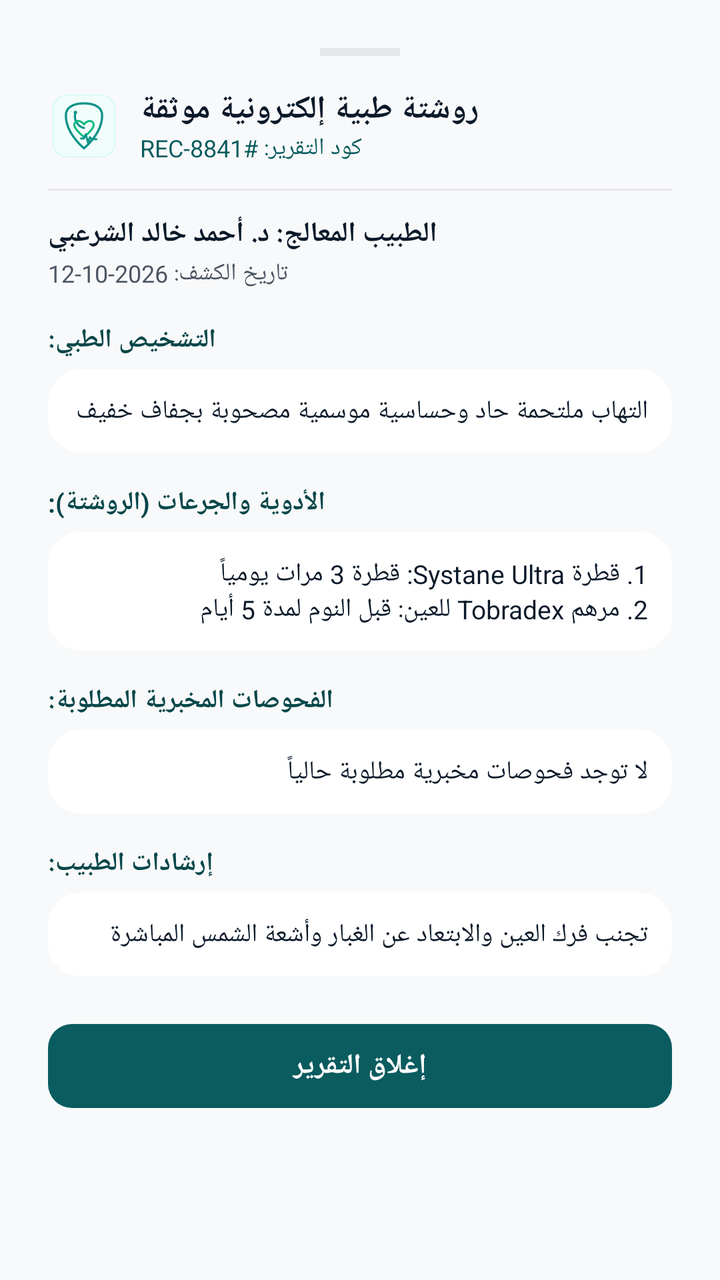
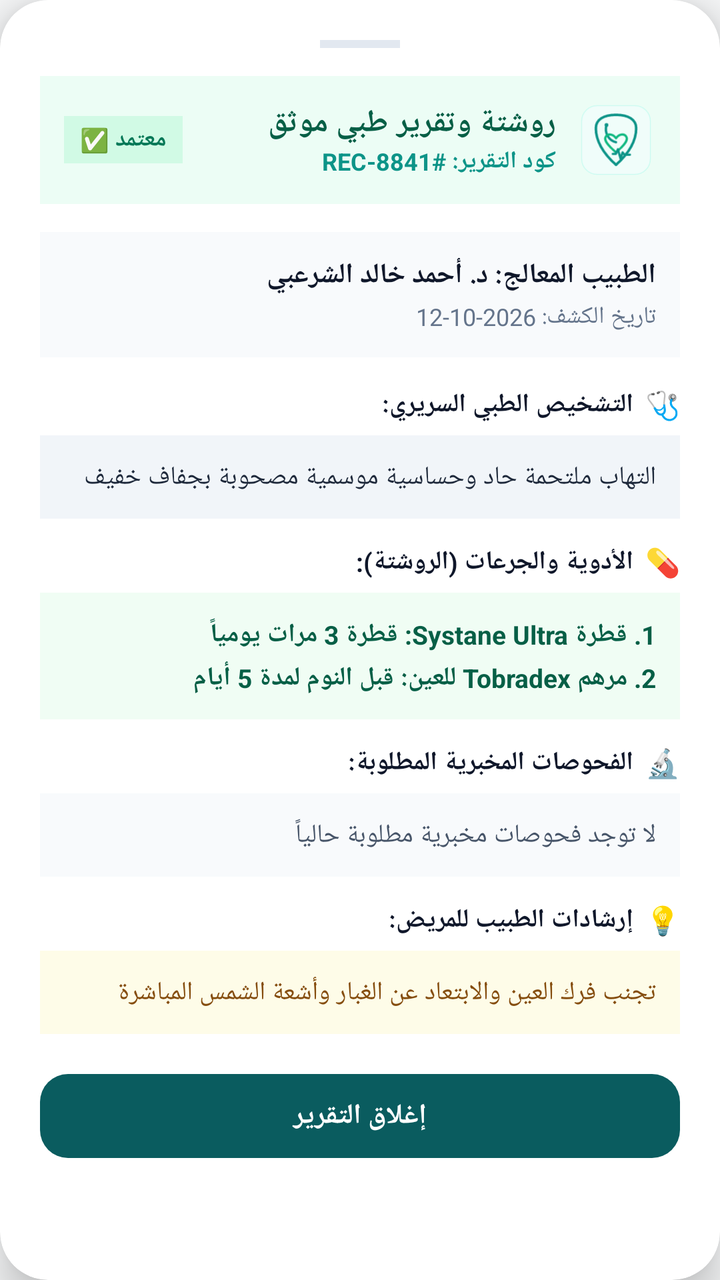

Two renders of the same Android screen: before a commit and after it. Below are the layout's source before the change and the commit's diff.
<!-- AndroidManifest.xml: application theme Theme.MedicalClinic -->
<!-- res/layout/dialog_record_details.xml -->
<?xml version="1.0" encoding="utf-8"?>
<ScrollView
    xmlns:android="http://schemas.android.com/apk/res/android"
    xmlns:app="http://schemas.android.com/apk/res-auto"
    android:layout_width="match_parent"
    android:layout_height="wrap_content"
    android:background="@drawable/bg_bottom_sheet_dialog"
    android:backgroundTint="@color/surface_dark">

    <LinearLayout
        android:layout_width="match_parent"
        android:layout_height="wrap_content"
        android:orientation="vertical"
        android:padding="24dp">

        <View
            android:layout_width="40dp"
            android:layout_height="4dp"
            android:background="@color/divider"
            android:layout_gravity="center_horizontal"
            android:layout_marginBottom="16dp" />

        <LinearLayout
            android:layout_width="match_parent"
            android:layout_height="wrap_content"
            android:orientation="horizontal"
            android:gravity="center_vertical">

            <ImageView
                android:layout_width="36dp"
                android:layout_height="36dp"
                android:src="@drawable/ic_tabeebak_logo"
                android:contentDescription="Logo" />

            <LinearLayout
                android:layout_width="0dp"
                android:layout_height="wrap_content"
                android:layout_weight="1"
                android:orientation="vertical"
                android:layout_marginStart="10dp">

                <TextView
                    android:layout_width="wrap_content"
                    android:layout_height="wrap_content"
                    android:text="روشتة طبية إلكترونية موثقة"
                    android:textColor="@color/on_surface_dark"
                    android:textSize="16sp"
                    android:textStyle="bold" />

                <TextView
                    android:id="@+id/tvModalRecordCode"
                    android:layout_width="wrap_content"
                    android:layout_height="wrap_content"
                    android:text="كود التقرير: #REC-8841"
                    android:textColor="@color/brand_primary"
                    android:textSize="12sp" />
            </LinearLayout>
        </LinearLayout>

        <View
            android:layout_width="match_parent"
            android:layout_height="1dp"
            android:background="@color/divider"
            android:layout_marginTop="12dp"
            android:layout_marginBottom="12dp" />

        
        <TextView
            android:id="@+id/tvModalRecordDoctor"
            android:layout_width="wrap_content"
            android:layout_height="wrap_content"
            android:text="الطبيب المعالج: د. أحمد خالد الشرعبي"
            android:textColor="@color/on_surface_dark"
            android:textSize="14sp"
            android:textStyle="bold" />

        <TextView
            android:id="@+id/tvModalRecordDate"
            android:layout_width="wrap_content"
            android:layout_height="wrap_content"
            android:text="تاريخ الكشف: 2026-10-12"
            android:textColor="@color/on_surface_dark_secondary"
            android:textSize="12sp"
            android:layout_marginTop="2dp" />

        
        <TextView
            android:layout_width="wrap_content"
            android:layout_height="wrap_content"
            android:text="التشخيص الطبي:"
            android:textColor="@color/brand_primary_dark"
            android:textSize="13sp"
            android:textStyle="bold"
            android:layout_marginTop="16dp" />

        <TextView
            android:id="@+id/tvModalDiagnosis"
            android:layout_width="match_parent"
            android:layout_height="wrap_content"
            android:background="@drawable/bg_input_field"
            android:backgroundTint="@color/surface_dark_elevated"
            android:padding="12dp"
            android:text="التهاب ملتحمة حاد وحساسية موسمية مصحوبة بجفاف خفيف"
            android:textColor="@color/on_surface_dark"
            android:textSize="13sp"
            android:layout_marginTop="6dp" />

        
        <TextView
            android:layout_width="wrap_content"
            android:layout_height="wrap_content"
            android:text="الأدوية والجرعات (الروشتة):"
            android:textColor="@color/brand_primary_dark"
            android:textSize="13sp"
            android:textStyle="bold"
            android:layout_marginTop="16dp" />

        <TextView
            android:id="@+id/tvModalPrescription"
            android:layout_width="match_parent"
            android:layout_height="wrap_content"
            android:background="@drawable/bg_input_field"
            android:backgroundTint="@color/surface_dark_elevated"
            android:padding="12dp"
            android:text="1. قطرة Systane Ultra: قطرة 3 مرات يومياً\n2. مرهم Tobradex للعين: قبل النوم لمدة 5 أيام"
            android:textColor="@color/on_surface_dark"
            android:textSize="13sp"
            android:layout_marginTop="6dp" />

        
        <TextView
            android:layout_width="wrap_content"
            android:layout_height="wrap_content"
            android:text="الفحوصات المخبرية المطلوبة:"
            android:textColor="@color/brand_primary_dark"
            android:textSize="13sp"
            android:textStyle="bold"
            android:layout_marginTop="16dp" />

        <TextView
            android:id="@+id/tvModalLabTests"
            android:layout_width="match_parent"
            android:layout_height="wrap_content"
            android:background="@drawable/bg_input_field"
            android:backgroundTint="@color/surface_dark_elevated"
            android:padding="12dp"
            android:text="لا توجد فحوصات مخبرية مطلوبة حالياً"
            android:textColor="@color/on_surface_dark"
            android:textSize="13sp"
            android:layout_marginTop="6dp" />

        
        <TextView
            android:layout_width="wrap_content"
            android:layout_height="wrap_content"
            android:text="إرشادات الطبيب:"
            android:textColor="@color/brand_primary_dark"
            android:textSize="13sp"
            android:textStyle="bold"
            android:layout_marginTop="16dp" />

        <TextView
            android:id="@+id/tvModalNotes"
            android:layout_width="match_parent"
            android:layout_height="wrap_content"
            android:background="@drawable/bg_input_field"
            android:backgroundTint="@color/surface_dark_elevated"
            android:padding="12dp"
            android:text="تجنب فرك العين والابتعاد عن الغبار وأشعة الشمس المباشرة"
            android:textColor="@color/on_surface_dark"
            android:textSize="13sp"
            android:layout_marginTop="6dp" />

        <com.google.android.material.button.MaterialButton
            android:id="@+id/btnModalClose"
            android:layout_width="match_parent"
            android:layout_height="50dp"
            android:text="إغلاق التقرير"
            android:textColor="@color/white"
            android:textSize="14sp"
            android:textStyle="bold"
            app:cornerRadius="12dp"
            app:backgroundTint="@color/brand_primary"
            android:layout_marginTop="20dp" />

    </LinearLayout>
</ScrollView>
<!-- resources referenced by this layout -->
<resources>
  <color name="brand_primary">#0A5C5F</color>
  <color name="brand_primary_dark">#084749</color>
  <color name="divider">#E5E7EB</color>
  <color name="on_surface_dark">#0A1929</color>
  <color name="on_surface_dark_secondary">#4B5563</color>
  <color name="surface_dark">#F8F9FA</color>
  <color name="surface_dark_elevated">#FFFFFF</color>
  <color name="white">#FFFFFF</color>
  <!-- drawable bg_bottom_sheet_dialog (drawable) -->
  <?xml version="1.0" encoding="utf-8"?>
  <shape xmlns:android="http://schemas.android.com/apk/res/android"
      android:shape="rectangle">
      <corners
          android:topLeftRadius="24dp"
          android:topRightRadius="24dp"
          android:bottomLeftRadius="24dp"
          android:bottomRightRadius="24dp" />
      <solid android:color="@color/surface_dark" />
  </shape>
  <!-- drawable bg_input_field (drawable) -->
  <?xml version="1.0" encoding="utf-8"?>
  <shape xmlns:android="http://schemas.android.com/apk/res/android"
      android:shape="rectangle">
      <solid android:color="@color/surface_dark_elevated" />
      <corners android:radius="16dp" />
      <stroke
          android:width="1dp"
          android:color="@color/border_field" />
  </shape>
  <!-- drawable ic_tabeebak_logo (drawable) -->
  <vector xmlns:android="http://schemas.android.com/apk/res/android"
      android:width="108dp"
      android:height="108dp"
      android:viewportWidth="512"
      android:viewportHeight="512">
  
      
      <path
          android:fillColor="#F0FDFA"
          android:strokeColor="#CCFBF1"
          android:strokeWidth="6"
          android:pathData="M136,36 L376,36 A100,100 0 0,1 476,136 L476,376 A100,100 0 0,1 376,476 L136,476 A100,100 0 0,1 36,376 L36,136 A100,100 0 0,1 136,36 Z" />
  
      
      <path
          android:strokeWidth="16"
          android:strokeColor="#0D9488"
          android:strokeLineCap="round"
          android:strokeLineJoin="round"
          android:pathData="M256,95 C335,95 385,125 385,180 C385,295 295,380 256,415 C217,380 127,295 127,180 C127,125 177,95 256,95 Z" />
  
      
      <path
          android:strokeWidth="15"
          android:strokeColor="#0D9488"
          android:strokeLineCap="round"
          android:pathData="M195,160 C180,210 210,260 256,270" />
  
      
      <path
          android:fillColor="#0D9488"
          android:pathData="M195,160m-12,0a12,12 0,1 1,24 0a12,12 0,1 1,-24 0" />
  
      
      <path
          android:strokeWidth="14"
          android:strokeColor="#10B981"
          android:strokeLineJoin="round"
          android:pathData="M256,245 C240,220 205,210 190,235 C175,260 210,295 256,335 C302,295 337,260 322,235 C307,210 272,220 256,245 Z" />
  
      
      <path
          android:strokeWidth="14"
          android:strokeColor="#0D9488"
          android:strokeLineCap="round"
          android:strokeLineJoin="round"
          android:pathData="M235,345 L255,345 L268,315 L285,375 L298,335 L310,350 L345,350" />
  </vector>
  <color name="border_field">#E5E7EB</color>
  <color name="brand_primary_soft">#E6F4F1</color>
  <color name="brand_secondary">#10B981</color>
  <color name="brand_secondary_soft">#ECFDF5</color>
  <color name="brand_secondary_dark">#059669</color>
  <color name="brand_danger">#EF4444</color>
  <color name="surface_deep">#F1F5F9</color>
  <style name="Animation.MedicalClinic.Activity" parent="@android:style/Animation.Activity">
          <item name="android:activityOpenEnterAnimation">@anim/activity_enter</item>
          <item name="android:activityOpenExitAnimation">@anim/activity_exit</item>
          <item name="android:activityCloseEnterAnimation">@anim/activity_pop_enter</item>
          <item name="android:activityCloseExitAnimation">@anim/activity_pop_exit</item>
      </style>
  <!-- unchanged entries left out for length: 1 -->
</resources>

<!-- the commit's change to res/layout/dialog_record_details.xml (unified diff, before → after) -->
@@ -1,187 +1,271 @@
 <?xml version="1.0" encoding="utf-8"?>
-<ScrollView
+<androidx.cardview.widget.CardView
     xmlns:android="http://schemas.android.com/apk/res/android"
     xmlns:app="http://schemas.android.com/apk/res-auto"
     android:layout_width="match_parent"
     android:layout_height="wrap_content"
-    android:background="@drawable/bg_bottom_sheet_dialog"
-    android:backgroundTint="@color/surface_dark">
-
-    <LinearLayout
+    app:cardCornerRadius="24dp"
+    app:cardElevation="12dp"
+    app:cardBackgroundColor="@color/white">
+
+    <ScrollView
         android:layout_width="match_parent"
         android:layout_height="wrap_content"
-        android:orientation="vertical"
-        android:padding="24dp">
-
-        <View
-            android:layout_width="40dp"
-            android:layout_height="4dp"
-            android:background="@color/divider"
-            android:layout_gravity="center_horizontal"
-            android:layout_marginBottom="16dp" />
+        android:maxHeight="580dp"
+        android:fillViewport="true">
 
         <LinearLayout
             android:layout_width="match_parent"
             android:layout_height="wrap_content"
-            android:orientation="horizontal"
-            android:gravity="center_vertical">
-
-            <ImageView
-                android:layout_width="36dp"
-                android:layout_height="36dp"
-                android:src="@drawable/ic_tabeebak_logo"
-                android:contentDescription="Logo" />
-
-            <LinearLayout
-                android:layout_width="0dp"
-                android:layout_height="wrap_content"
-                android:layout_weight="1"
+            android:orientation="vertical"
+            android:padding="20dp"
+            android:layoutDirection="rtl">
+
+            
+            <View
+                android:layout_width="40dp"
+                android:layout_height="4dp"
+                android:background="#E2E8F0"
+                android:layout_gravity="center_horizontal"
+                android:layout_marginBottom="14dp" />
+
+            
+            <LinearLayout
+                android:layout_width="match_parent"
+                android:layout_height="wrap_content"
+                android:orientation="horizontal"
+                android:gravity="center_vertical"
+                android:background="#ECFDF5"
+                android:padding="12dp"
+                android:layout_marginBottom="14dp">
+
+                <ImageView
+                    android:layout_width="40dp"
+                    android:layout_height="40dp"
+                    android:src="@drawable/ic_tabeebak_logo"
+                    android:contentDescription="Logo" />
+
+                <LinearLayout
+                    android:layout_width="0dp"
+                    android:layout_height="wrap_content"
+                    android:layout_weight="1"
+                    android:orientation="vertical"
+                    android:layout_marginStart="10dp">
+
+                    <TextView
+                        android:layout_width="wrap_content"
+                        android:layout_height="wrap_content"
+                        android:text="روشتة وتقرير طبي موثق"
+                        android:textColor="#065F46"
+                        android:textSize="15.5sp"
+                        android:textStyle="bold" />
+
+                    <TextView
+                        android:id="@+id/tvModalRecordCode"
+                        android:layout_width="wrap_content"
+                        android:layout_height="wrap_content"
+                        android:text="كود التقرير: #REC-8841"
+                        android:textColor="#0D9488"
+                        android:textSize="12sp"
+                        android:textStyle="bold" />
+                </LinearLayout>
+
+                <TextView
+                    android:layout_width="wrap_content"
+                    android:layout_height="wrap_content"
+                    android:text="معتمد ✅"
+                    android:textColor="#047857"
+                    android:textSize="11.5sp"
+                    android:textStyle="bold"
+                    android:background="#D1FAE5"
+                    android:paddingHorizontal="8dp"
+                    android:paddingVertical="4dp" />
+            </LinearLayout>
+
+            
+            <LinearLayout
+                android:layout_width="match_parent"
+                android:layout_height="wrap_content"
                 android:orientation="vertical"
-                android:layout_marginStart="10dp">
-
-                <TextView
-                    android:layout_width="wrap_content"
-                    android:layout_height="wrap_content"
-                    android:text="روشتة طبية إلكترونية موثقة"
-                    android:textColor="@color/on_surface_dark"
-                    android:textSize="16sp"
-                    android:textStyle="bold" />
-
-                <TextView
-                    android:id="@+id/tvModalRecordCode"
-                    android:layout_width="wrap_content"
-                    android:layout_height="wrap_content"
-                    android:text="كود التقرير: #REC-8841"
-                    android:textColor="@color/brand_primary"
-                    android:textSize="12sp" />
-            </LinearLayout>
+                android:background="#F8FAFC"
+                android:padding="12dp"
+                android:layout_marginBottom="14dp">
+
+                <TextView
+                    android:id="@+id/tvModalRecordDoctor"
+                    android:layout_width="wrap_content"
+                    android:layout_height="wrap_content"
+                    android:text="الطبيب المعالج: د. أحمد خالد الشرعبي"
+                    android:textColor="#0F172A"
+                    android:textSize="14sp"
+                    android:textStyle="bold" />
+
+                <TextView
+                    android:id="@+id/tvModalRecordDate"
+                    android:layout_width="wrap_content"
+                    android:layout_height="wrap_content"
+                    android:text="تاريخ الكشف: 2026-10-12"
+                    android:textColor="#64748B"
+                    android:textSize="12sp"
+                    android:layout_marginTop="3dp" />
+            </LinearLayout>
+
+            
+            <LinearLayout
+                android:layout_width="match_parent"
+                android:layout_height="wrap_content"
+                android:orientation="horizontal"
+                android:gravity="center_vertical"
+                android:layout_marginBottom="6dp">
+
+                <TextView
+                    android:layout_width="wrap_content"
+                    android:layout_height="wrap_content"
+                    android:text="🩺"
+                    android:textSize="14sp"
+                    android:layout_marginEnd="6dp" />
+
+                <TextView
+                    android:layout_width="wrap_content"
+                    android:layout_height="wrap_content"
+                    android:text="التشخيص الطبي السريري:"
+                    android:textColor="#0F172A"
+                    android:textSize="13sp"
+                    android:textStyle="bold" />
+            </LinearLayout>
+
+            <TextView
+                android:id="@+id/tvModalDiagnosis"
+                android:layout_width="match_parent"
+                android:layout_height="wrap_content"
+                android:background="#F1F5F9"
+                android:padding="12dp"
+                android:text="التهاب ملتحمة حاد وحساسية موسمية مصحوبة بجفاف خفيف"
+                android:textColor="#1E293B"
+                android:textSize="13sp"
+                android:lineSpacingExtra="3dp"
+                android:layout_marginBottom="12dp" />
+
+            
+            <LinearLayout
+                android:layout_width="match_parent"
+                android:layout_height="wrap_content"
+                android:orientation="horizontal"
+                android:gravity="center_vertical"
+                android:layout_marginBottom="6dp">
+
+                <TextView
+                    android:layout_width="wrap_content"
+                    android:layout_height="wrap_content"
+                    android:text="💊"
+                    android:textSize="14sp"
+                    android:layout_marginEnd="6dp" />
+
+                <TextView
+                    android:layout_width="wrap_content"
+                    android:layout_height="wrap_content"
+                    android:text="الأدوية والجرعات (الروشتة):"
+                    android:textColor="#0F172A"
+                    android:textSize="13sp"
+                    android:textStyle="bold" />
+            </LinearLayout>
+
+            <TextView
+                android:id="@+id/tvModalPrescription"
+                android:layout_width="match_parent"
+                android:layout_height="wrap_content"
+                android:background="#F0FDF4"
+                android:padding="12dp"
+                android:text="1. قطرة Systane Ultra: قطرة 3 مرات يومياً\n2. مرهم Tobradex للعين: قبل النوم لمدة 5 أيام"
+                android:textColor="#065F46"
+                android:textSize="13sp"
+                android:textStyle="bold"
+                android:lineSpacingExtra="4dp"
+                android:layout_marginBottom="12dp" />
+
+            
+            <LinearLayout
+                android:layout_width="match_parent"
+                android:layout_height="wrap_content"
+                android:orientation="horizontal"
+                android:gravity="center_vertical"
+                android:layout_marginBottom="6dp">
+
+                <TextView
+                    android:layout_width="wrap_content"
+                    android:layout_height="wrap_content"
+                    android:text="🔬"
+                    android:textSize="14sp"
+                    android:layout_marginEnd="6dp" />
+
+                <TextView
+                    android:layout_width="wrap_content"
+                    android:layout_height="wrap_content"
+                    android:text="الفحوصات المخبرية المطلوبة:"
+                    android:textColor="#0F172A"
+                    android:textSize="13sp"
+                    android:textStyle="bold" />
+            </LinearLayout>
+
+            <TextView
+                android:id="@+id/tvModalLabTests"
+                android:layout_width="match_parent"
+                android:layout_height="wrap_content"
+                android:background="#F8FAFC"
+                android:padding="12dp"
+                android:text="لا توجد فحوصات مخبرية مطلوبة حالياً"
+                android:textColor="#475569"
+                android:textSize="13sp"
+                android:lineSpacingExtra="3dp"
+                android:layout_marginBottom="12dp" />
+
+            
+            <LinearLayout
+                android:layout_width="match_parent"
+                android:layout_height="wrap_content"
+                android:orientation="horizontal"
+                android:gravity="center_vertical"
+                android:layout_marginBottom="6dp">
+
+                <TextView
+                    android:layout_width="wrap_content"
+                    android:layout_height="wrap_content"
+                    android:text="💡"
+                    android:textSize="14sp"
+                    android:layout_marginEnd="6dp" />
+
+                <TextView
+                    android:layout_width="wrap_content"
+                    android:layout_height="wrap_content"
+                    android:text="إرشادات الطبيب للمريض:"
+                    android:textColor="#0F172A"
+                    android:textSize="13sp"
+                    android:textStyle="bold" />
+            </LinearLayout>
+
+            <TextView
+                android:id="@+id/tvModalNotes"
+                android:layout_width="match_parent"
+                android:layout_height="wrap_content"
+                android:background="#FEFCE8"
+                android:padding="12dp"
+                android:text="تجنب فرك العين والابتعاد عن الغبار وأشعة الشمس المباشرة"
+                android:textColor="#854D0E"
+                android:textSize="13sp"
+                android:lineSpacingExtra="3dp"
+                android:layout_marginBottom="16dp" />
+
+            <com.google.android.material.button.MaterialButton
+                android:id="@+id/btnModalClose"
+                android:layout_width="match_parent"
+                android:layout_height="50dp"
+                android:text="إغلاق التقرير"
+                android:textColor="@color/white"
+                android:textSize="14sp"
+                android:textStyle="bold"
+                app:cornerRadius="14dp"
+                app:backgroundTint="@color/brand_primary" />
+
         </LinearLayout>
-
-        <View
-            android:layout_width="match_parent"
-            android:layout_height="1dp"
-            android:background="@color/divider"
-            android:layout_marginTop="12dp"
-            android:layout_marginBottom="12dp" />
-
-        
-        <TextView
-            android:id="@+id/tvModalRecordDoctor"
-            android:layout_width="wrap_content"
-            android:layout_height="wrap_content"
-            android:text="الطبيب المعالج: د. أحمد خالد الشرعبي"
-            android:textColor="@color/on_surface_dark"
-            android:textSize="14sp"
-            android:textStyle="bold" />
-
-        <TextView
-            android:id="@+id/tvModalRecordDate"
-            android:layout_width="wrap_content"
-            android:layout_height="wrap_content"
-            android:text="تاريخ الكشف: 2026-10-12"
-            android:textColor="@color/on_surface_dark_secondary"
-            android:textSize="12sp"
-            android:layout_marginTop="2dp" />
-
-        
-        <TextView
-            android:layout_width="wrap_content"
-            android:layout_height="wrap_content"
-            android:text="التشخيص الطبي:"
-            android:textColor="@color/brand_primary_dark"
-            android:textSize="13sp"
-            android:textStyle="bold"
-            android:layout_marginTop="16dp" />
-
-        <TextView
-            android:id="@+id/tvModalDiagnosis"
-            android:layout_width="match_parent"
-            android:layout_height="wrap_content"
-            android:background="@drawable/bg_input_field"
-            android:backgroundTint="@color/surface_dark_elevated"
-            android:padding="12dp"
-            android:text="التهاب ملتحمة حاد وحساسية موسمية مصحوبة بجفاف خفيف"
-            android:textColor="@color/on_surface_dark"
-            android:textSize="13sp"
-            android:layout_marginTop="6dp" />
-
-        
-        <TextView
-            android:layout_width="wrap_content"
-            android:layout_height="wrap_content"
-            android:text="الأدوية والجرعات (الروشتة):"
-            android:textColor="@color/brand_primary_dark"
-            android:textSize="13sp"
-            android:textStyle="bold"
-            android:layout_marginTop="16dp" />
-
-        <TextView
-            android:id="@+id/tvModalPrescription"
-            android:layout_width="match_parent"
-            android:layout_height="wrap_content"
-            android:background="@drawable/bg_input_field"
-            android:backgroundTint="@color/surface_dark_elevated"
-            android:padding="12dp"
-            android:text="1. قطرة Systane Ultra: قطرة 3 مرات يومياً\n2. مرهم Tobradex للعين: قبل النوم لمدة 5 أيام"
-            android:textColor="@color/on_surface_dark"
-            android:textSize="13sp"
-            android:layout_marginTop="6dp" />
-
-        
-        <TextView
-            android:layout_width="wrap_content"
-            android:layout_height="wrap_content"
-            android:text="الفحوصات المخبرية المطلوبة:"
-            android:textColor="@color/brand_primary_dark"
-            android:textSize="13sp"
-            android:textStyle="bold"
-            android:layout_marginTop="16dp" />
-
-        <TextView
-            android:id="@+id/tvModalLabTests"
-            android:layout_width="match_parent"
-            android:layout_height="wrap_content"
-            android:background="@drawable/bg_input_field"
-            android:backgroundTint="@color/surface_dark_elevated"
-            android:padding="12dp"
-            android:text="لا توجد فحوصات مخبرية مطلوبة حالياً"
-            android:textColor="@color/on_surface_dark"
-            android:textSize="13sp"
-            android:layout_marginTop="6dp" />
-
-        
-        <TextView
-            android:layout_width="wrap_content"
-            android:layout_height="wrap_content"
-            android:text="إرشادات الطبيب:"
-            android:textColor="@color/brand_primary_dark"
-            android:textSize="13sp"
-            android:textStyle="bold"
-            android:layout_marginTop="16dp" />
-
-        <TextView
-            android:id="@+id/tvModalNotes"
-            android:layout_width="match_parent"
-            android:layout_height="wrap_content"
-            android:background="@drawable/bg_input_field"
-            android:backgroundTint="@color/surface_dark_elevated"
-            android:padding="12dp"
-            android:text="تجنب فرك العين والابتعاد عن الغبار وأشعة الشمس المباشرة"
-            android:textColor="@color/on_surface_dark"
-            android:textSize="13sp"
-            android:layout_marginTop="6dp" />
-
-        <com.google.android.material.button.MaterialButton
-            android:id="@+id/btnModalClose"
-            android:layout_width="match_parent"
-            android:layout_height="50dp"
-            android:text="إغلاق التقرير"
-            android:textColor="@color/white"
-            android:textSize="14sp"
-            android:textStyle="bold"
-            app:cornerRadius="12dp"
-            app:backgroundTint="@color/brand_primary"
-            android:layout_marginTop="20dp" />
-
-    </LinearLayout>
-</ScrollView>
+    </ScrollView>
+</androidx.cardview.widget.CardView>
<!-- resource entries referenced after the edit -->
@@ -8,27 +8,6 @@
   <color name="surface_dark">#F8F9FA</color>
   <color name="surface_dark_elevated">#FFFFFF</color>
   <color name="white">#FFFFFF</color>
-  <!-- drawable bg_bottom_sheet_dialog (drawable) -->
-  <?xml version="1.0" encoding="utf-8"?>
-  <shape xmlns:android="http://schemas.android.com/apk/res/android"
-      android:shape="rectangle">
-      <corners
-          android:topLeftRadius="24dp"
-          android:topRightRadius="24dp"
-          android:bottomLeftRadius="24dp"
-          android:bottomRightRadius="24dp" />
-      <solid android:color="@color/surface_dark" />
-  </shape>
-  <!-- drawable bg_input_field (drawable) -->
-  <?xml version="1.0" encoding="utf-8"?>
-  <shape xmlns:android="http://schemas.android.com/apk/res/android"
-      android:shape="rectangle">
-      <solid android:color="@color/surface_dark_elevated" />
-      <corners android:radius="16dp" />
-      <stroke
-          android:width="1dp"
-          android:color="@color/border_field" />
-  </shape>
   <!-- drawable ic_tabeebak_logo (drawable) -->
   <vector xmlns:android="http://schemas.android.com/apk/res/android"
       android:width="108dp"
@@ -78,7 +57,6 @@
           android:strokeLineJoin="round"
           android:pathData="M235,345 L255,345 L268,315 L285,375 L298,335 L310,350 L345,350" />
   </vector>
-  <color name="border_field">#E5E7EB</color>
   <color name="brand_primary_soft">#E6F4F1</color>
   <color name="brand_secondary">#10B981</color>
   <color name="brand_secondary_soft">#ECFDF5</color>
